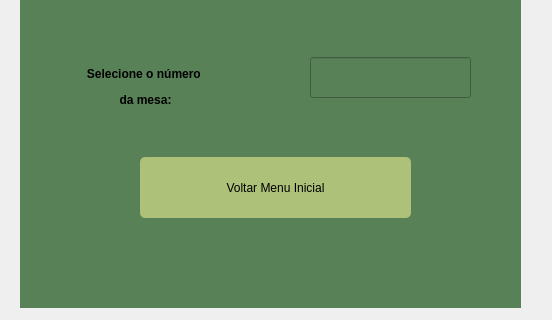
The window that telas_qt/numero_mesa_status.ui (lauraprass/aplicativo_de_pedidos_para_restaurante) describes before a commit, drawn with Qt 5; both pictures show x 0 to 552 and y 223 to 543 of the 552 by 543 pixel window.
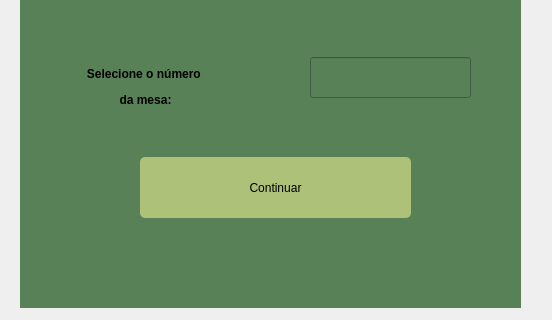
The same window after the commit. Icons and pictures are not drawn.

Commit message: botao trocado

The edit to the form file:
```diff
--- a/telas_qt/numero_mesa_status.ui
+++ b/telas_qt/numero_mesa_status.ui
@@ -257,7 +257,7 @@
 </string>
      </property>
      <property name="text">
-      <string>Voltar Menu Inicial</string>
+      <string>Continuar</string>
      </property>
     </widget>
    </widget>
```
